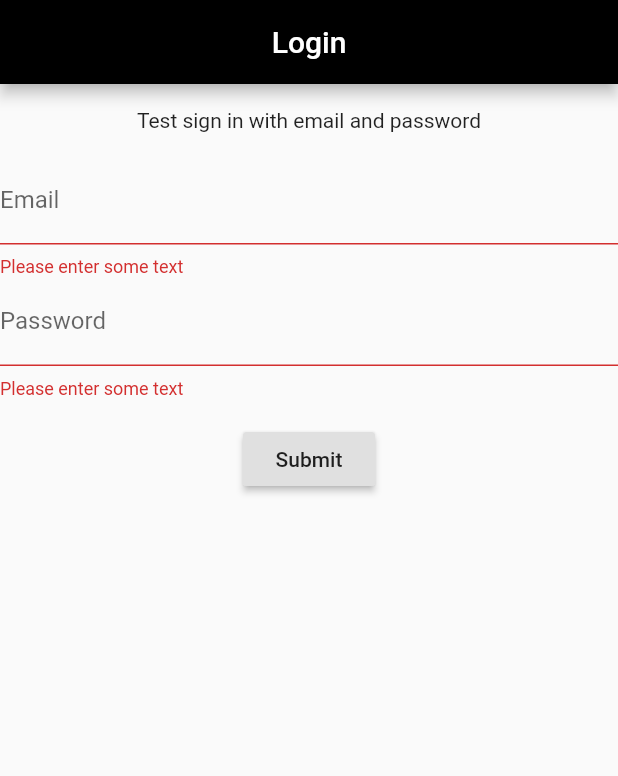
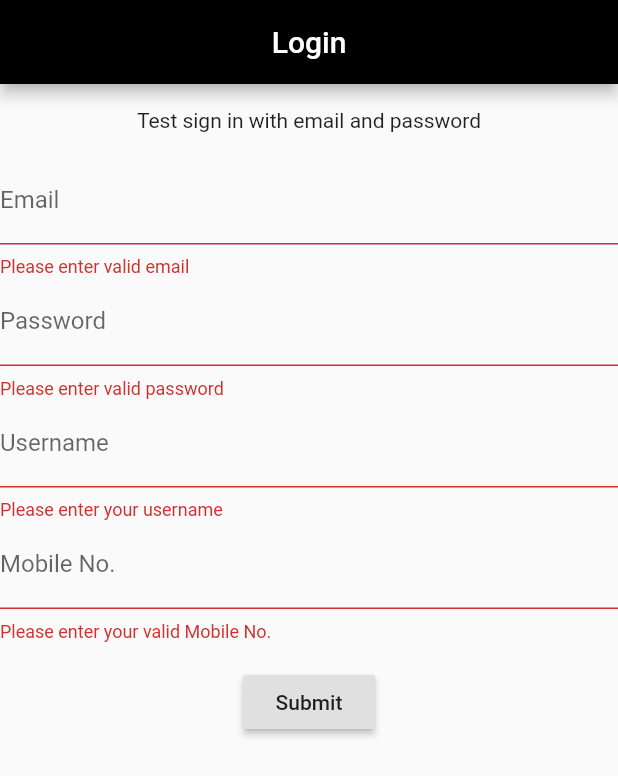
Before and after one commit to Sajid576/Share-E, a Flutter app: the screen it shows after launch, after a tap on "Submit", on a phone screen of 412 x 824 dp. Shown: the top 776 px of the screen. Run offline on Flutter 3.47's test engine with Material 2 defaults, Android fonts, the phone set to English and light mode, and no system bars; our stand-ins replace cached_network_image, carousel_pro, cloud_firestore, connectivity, datetime_picker_formfield, firebase_auth and 11 more; missing offline and left inert: background_location, multi_image_picker; accounts and stored records are empty.

Commit message:
updated homescreen,login,signup,firebase service

```diff
--- a/lib/Controller/LeftNavigationDrawyer.dart
+++ b/lib/Controller/LeftNavigationDrawyer.dart
@@ -13,6 +13,8 @@
 import 'package:share_e/view/UserRecord/YourReceivedService.dart';
 import 'package:share_e/view/UserRecord/YourSharedService.dart';
 import 'package:share_e/view/UserRecord/ShareYourServices.dart';
+import 'package:share_e/AuxilaryClasshelper/AuxiliaryClass.dart';
+import 'package:share_e/view/Authentication/Login.dart';
 
 
 class LeftNavDrawyer  {
@@ -236,18 +238,13 @@
                   onPressed: () async {
                     final FirebaseAuth _auth = FirebaseAuth.instance;
                     final FirebaseUser user = await _auth.currentUser();
-                    if (user == null) {
-                      Scaffold.of(context).showSnackBar(const SnackBar(
-                        content: Text('No one has signed in.'),
-                      ));
-                      return;
-                    }
 
-                    Scaffold.of(context).showSnackBar(SnackBar(
-                      content: Text(user.email + ' has successfully signed out.'),
-                    ));
+                    AuxiliaryClass.showToast(user.email+" has successfully signed out.");
+
 
                     await _auth.signOut();
+                    Navigator.pop(context);
+                    Navigator.push(context, MaterialPageRoute(builder: (_) => SignInPage() )) ;
                   },
                 ),
 
--- a/lib/SplashScreen.dart
+++ b/lib/SplashScreen.dart
@@ -4,7 +4,7 @@
 import 'package:flutter/material.dart';
 import 'package:share_e/model/SharedPreferenceHelper.dart';
 import 'package:share_e/view/GoogleMap/HomeScreen.dart';
-import 'package:share_e/view/Authentication/signin_page.dart';
+import 'package:share_e/view/Authentication/Login.dart';
 
 class SplashScreen extends StatefulWidget {
   @override
--- a/lib/model/FirebaseService.dart
+++ b/lib/model/FirebaseService.dart
@@ -8,10 +8,11 @@
 class FirebaseService{
 
   //this function set/overwrites the user data corresponding to the uid
-  Future setUserData(String username,String Phone,String uid)async{
+  Future setUserData(String email,String username,String Phone,String uid)async{
     final CollectionReference userinfo = Firestore.instance.collection('users');
 
     return await userinfo.document(uid).setData({
+      'email':email,
       'username':username,
       'Phone':Phone,
     });
@@ -19,11 +20,12 @@
   }
 
   //this function updates a specific field corresponding to the uid
-  Future EditUserData(String username,String uid)async{
+  Future EditUserData(String phone,String username,String uid)async{
     final CollectionReference userinfo = Firestore.instance.collection('users'); //instatiate the firebase
 
      userinfo.document(uid).setData({     //update the firebase with that coressponding uid
       'username':username,
+       'Phone':phone,
     },merge: true);
 
   }
--- a/lib/model/SharedPreferenceHelper.dart
+++ b/lib/model/SharedPreferenceHelper.dart
@@ -5,26 +5,22 @@
 
 class SharedPreferenceHelper{
 
-  static void logout() async
-  {
-    SharedPreferences prefs = await SharedPreferences.getInstance();
-    prefs.setBool('session', false);
-  }
 
 
   //write purpose
-  static setLocalData(String phone,String username,String uid) async {
+  static setLocalData(String email,String phone,String username,String uid) async {
     SharedPreferences prefs = await SharedPreferences.getInstance();
+    prefs.setString('email', email);
     prefs.setString('phone', phone);
     prefs.setString('username', username);
     prefs.setString('Uid', uid);
-    prefs.setBool('session', true);
+
 
   }
   //adding value which is update in editing option
-  static updateLocalData(String username) async {
+  static updateLocalData(String phone,String username) async {
     SharedPreferences prefs1 = await SharedPreferences.getInstance();
-
+    prefs1.setString('phone', phone);
     prefs1.setString('username', username);
 
     //prefs1.setBool('session', true);
--- a/lib/view/Authentication/signin_page.dart
+++ b/lib/view/Authentication/Login.dart
@@ -19,8 +19,9 @@
   final GlobalKey<FormState> _formKey = GlobalKey<FormState>();
   final TextEditingController _emailController = TextEditingController();
   final TextEditingController _passwordController = TextEditingController();
-  bool _success;
-  String _userEmail;
+  final TextEditingController _userNameController = TextEditingController();
+  final TextEditingController _phoneController = TextEditingController();
+
 
   @override
   Widget build(BuildContext context) {
@@ -45,17 +46,38 @@
               decoration: const InputDecoration(labelText: 'Email'),
               validator: (String value) {
                 if (value.isEmpty) {
-                  return 'Please enter some text';
+                  return 'Please enter valid email';
                 }
                 return null;
               },
             ),
             TextFormField(
+              obscureText: true,
               controller: _passwordController,
               decoration: const InputDecoration(labelText: 'Password'),
               validator: (String value) {
                 if (value.isEmpty) {
-                  return 'Please enter some text';
+                  return 'Please enter valid password';
+                }
+                return null;
+              },
+            ),
+            TextFormField(
+              controller: _userNameController,
+              decoration: const InputDecoration(labelText: 'Username'),
+              validator: (String value) {
+                if (value.isEmpty) {
+                  return 'Please enter your username';
+                }
+                return null;
+              },
+            ),
+            TextFormField(
+              controller: _phoneController,
+              decoration: const InputDecoration(labelText: 'Mobile No.'),
+              validator: (String value) {
+                if (value.isEmpty) {
+                  return 'Please enter your valid Mobile No.';
                 }
                 return null;
               },
@@ -72,18 +94,7 @@
                 child: const Text('Submit'),
               ),
             ),
-            Container(
-              alignment: Alignment.center,
-              padding: const EdgeInsets.symmetric(horizontal: 16),
-              child: Text(
-                _success == null
-                    ? ''
-                    : (_success
-                    ? 'Successfully signed in ' + _userEmail
-                    : 'Sign in failed'),
-                style: TextStyle(color: Colors.red),
-              ),
-            )
+
           ],
         ),
       ),
@@ -106,12 +117,10 @@
       )).user;
       if (user != null) {
         setState(() {
-          _success = true;
-          _userEmail = user.email;
-          AuxiliaryClass.showToast(_userEmail+" successfully logged in");
+          AuxiliaryClass.showToast(user.email+" successfully logged in");
         });
       } else {
-        _success = false;
+          AuxiliaryClass.showToast(user.email+" failed log in");
       }
     } on PlatformException catch (err) {
       AuxiliaryClass.showToast(err.message);
--- a/lib/view/Authentication/register_page.dart
+++ b/lib/view/Authentication/SignUp.dart
@@ -2,11 +2,12 @@
 import 'package:firebase_auth/firebase_auth.dart';
 import 'package:flutter/services.dart';
 import 'package:share_e/AuxilaryClasshelper/AuxiliaryClass.dart';
+import 'package:share_e/view/Authentication/Login.dart';
 
 final FirebaseAuth _auth = FirebaseAuth.instance;
 
 class RegisterPage extends StatefulWidget {
-  final String title = 'Registration';
+  final String title = 'Sign Up';
   @override
   State<StatefulWidget> createState() => RegisterPageState();
 }
@@ -15,14 +16,14 @@
   final GlobalKey<FormState> _formKey = GlobalKey<FormState>();
   final TextEditingController _emailController = TextEditingController();
   final TextEditingController _passwordController = TextEditingController();
-  bool _success;
-  String _userEmail;
+
 
   @override
   Widget build(BuildContext context) {
     return Scaffold(
       appBar: AppBar(
-        title: Text(widget.title),
+        title: Center(child: Text(widget.title)),
+        backgroundColor: Colors.black,
       ),
       body: Form(
         key: _formKey,
@@ -34,17 +35,18 @@
               decoration: const InputDecoration(labelText: 'Email'),
               validator: (String value) {
                 if (value.isEmpty) {
-                  return 'Please enter some text';
+                  return 'Please enter the email address';
                 }
                 return null;
               },
             ),
             TextFormField(
+              obscureText: true,
               controller: _passwordController,
               decoration: const InputDecoration(labelText: 'Password'),
               validator: (String value) {
                 if (value.isEmpty) {
-                  return 'Please enter some text';
+                  return 'Please enter a password with more than 5 digits';
                 }
                 return null;
               },
@@ -61,14 +63,7 @@
                 child: const Text('Submit'),
               ),
             ),
-            Container(
-              alignment: Alignment.center,
-              child: Text(_success == null
-                  ? ''
-                  : (_success
-                  ? 'Successfully registered ' + _userEmail
-                  : 'Registration failed')),
-            )
+
           ],
         ),
       ),
@@ -93,13 +88,15 @@
         password: _passwordController.text,
       )).user;
       if (user != null) {
-        setState(() {
-          _success = true;
-          _userEmail = user.email;
 
-        });
+
+        AuxiliaryClass.showToast(user.email+" is successfully signed up");
+
+        Navigator.pop(context);
+        Navigator.push(context, MaterialPageRoute(builder: (_) => SignInPage() ));
+
       } else {
-        _success = false;
+        AuxiliaryClass.showToast(user.email+" failed signed up");
       }
     } on PlatformException catch (err) {
         AuxiliaryClass.showToast(err.message);
--- a/lib/view/UserInfo/EditProfile.dart
+++ b/lib/view/UserInfo/EditProfile.dart
@@ -54,8 +54,8 @@
                       uid = "O13DYw7p94dj3AExf8D7g77rfC72";
                       print("uid ta" + uid);
 
-                      FirebaseService().EditUserData(username,uid);
-                      SharedPreferenceHelper.updateLocalData(username);
+                     // FirebaseService().EditUserData(username,uid);
+                      //SharedPreferenceHelper.updateLocalData(username);
 
                       Navigator.of(context).push(MaterialPageRoute(
                           builder: (context) => ProfileScreen()));
```
